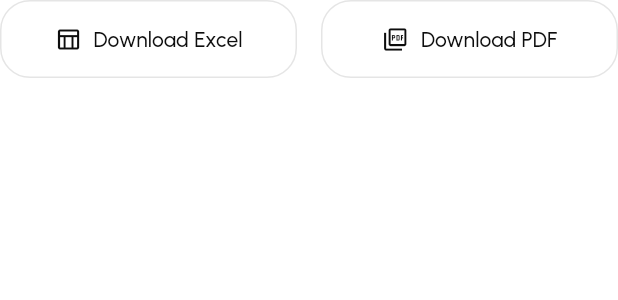
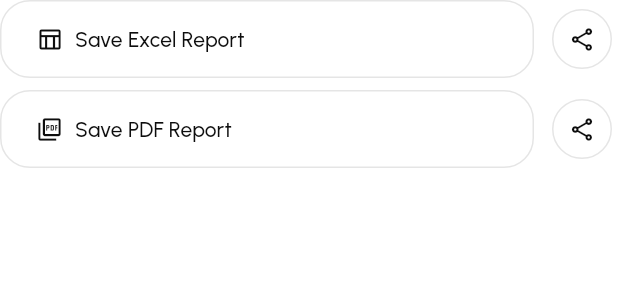
Before and after one commit to Joel-Fah/android-development-projects, a Flutter app: the ExportButtons widget shown alone on an empty page, opened directly with empty values, on a phone screen of 412 x 824 dp. Shown: the top 300 px of the screen. Run offline on Flutter 3.47's test engine with Material 3 defaults, Android fonts, the phone set to English and light mode, and no system bars; our stand-ins replace file_picker, google_fonts, pdf, printing, remixicon, share_plus and 1 more; missing offline and left inert: excel; accounts and stored records are empty.

Commit message:
feat: added share option for both file types

```diff
--- a/student_grade_calc_flutter/lib/widgets/export_buttons.dart
+++ b/student_grade_calc_flutter/lib/widgets/export_buttons.dart
@@ -1,18 +1,54 @@
 import 'package:flutter/material.dart';
 import '../theme/app_theme.dart';
 
-/// Two side-by-side buttons: Download Excel and Download PDF.
-///
-/// [onExportExcel]: called when user taps Excel button
-/// [onExportPdf]: called when user taps PDF button
+/// Buttons to export/share data as Excel or PDF.
 class ExportButtons extends StatelessWidget {
   final VoidCallback onExportExcel;
   final VoidCallback onExportPdf;
+  final VoidCallback onShareExcel;
+  final VoidCallback onSharePdf;
 
   const ExportButtons({
     super.key,
     required this.onExportExcel,
     required this.onExportPdf,
+    required this.onShareExcel,
+    required this.onSharePdf,
+  });
+
+  @override
+  Widget build(BuildContext context) {
+    return Column(
+      children: [
+        _ExportRow(
+          label: 'Excel Report',
+          icon: Icons.table_chart_outlined,
+          onSave: onExportExcel,
+          onShare: onShareExcel,
+        ),
+        const SizedBox(height: AppSpacing.sm),
+        _ExportRow(
+          label: 'PDF Report',
+          icon: Icons.picture_as_pdf_outlined,
+          onSave: onExportPdf,
+          onShare: onSharePdf,
+        ),
+      ],
+    );
+  }
+}
+
+class _ExportRow extends StatelessWidget {
+  final String label;
+  final IconData icon;
+  final VoidCallback onSave;
+  final VoidCallback onShare;
+
+  const _ExportRow({
+    required this.label,
+    required this.icon,
+    required this.onSave,
+    required this.onShare,
   });
 
   @override
@@ -21,18 +57,19 @@
       children: [
         Expanded(
           child: OutlinedButton.icon(
-            onPressed: onExportExcel,
-            icon: const Icon(Icons.table_chart_outlined, size: 18),
-            label: const Text('Download Excel'),
+            onPressed: onSave,
+            icon: Icon(icon, size: 18),
+            label: Text('Save $label'),
+            style: OutlinedButton.styleFrom(
+              alignment: Alignment.centerLeft,
+            ),
           ),
         ),
-        const SizedBox(width: AppSpacing.md),
-        Expanded(
-          child: OutlinedButton.icon(
-            onPressed: onExportPdf,
-            icon: const Icon(Icons.picture_as_pdf_outlined, size: 18),
-            label: const Text('Download PDF'),
-          ),
+        const SizedBox(width: AppSpacing.sm),
+        IconButton.outlined(
+          onPressed: onShare,
+          icon: const Icon(Icons.share_outlined, size: 18),
+          tooltip: 'Share $label',
         ),
       ],
     );
--- a/student_grade_calc_flutter/pubspec.yaml
+++ b/student_grade_calc_flutter/pubspec.yaml
@@ -19,6 +19,7 @@
   printing: ^5.13.1
   google_fonts: ^6.2.1
   remixicon: ^1.4.1
+  share_plus: ^12.0.1
 
 dev_dependencies:
   flutter_test:
@@ -68,3 +69,4 @@
 
 assets:
   - assets/images/
+  - assets/images/docs/
```
Also changed, not shown: student_grade_calc_flutter/lib/pages/history_page.dart (+57 -2 lines), student_grade_calc_flutter/lib/pages/home_page.dart (+47 -0 lines), student_grade_calc_flutter/pubspec.lock, 7 other files.
